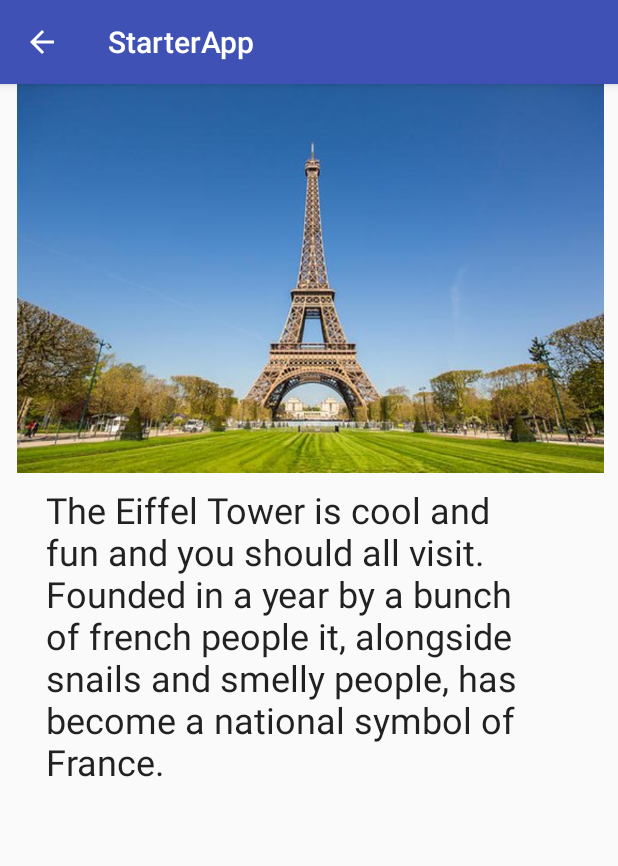
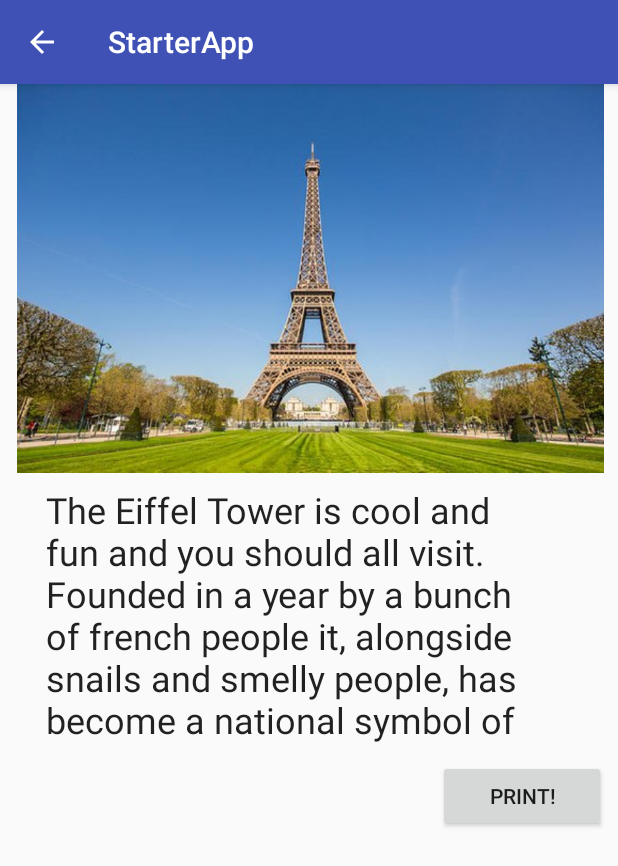
Before and after one commit to whalenda/frontendapp, an Android app: the PhotoActivity screen opened directly, with no data from a screen before it, on a phone screen of 412 x 824 dp. Shown: the top 866 px of the screen. Run offline under Robolectric (Android 15) with nearby library versions, the phone set to English and light mode, and no system bars.

Commit message:
Home screen

```diff
--- a/app/src/main/java/com/gulogulo/starterapp/PhotoActivity.java
+++ b/app/src/main/java/com/gulogulo/starterapp/PhotoActivity.java
@@ -1,7 +1,9 @@
 package com.gulogulo.starterapp;
 
+import android.content.Intent;
 import android.support.v7.app.AppCompatActivity;
 import android.os.Bundle;
+import android.view.View;
 
 public class PhotoActivity extends AppCompatActivity {
 
@@ -11,5 +13,9 @@ public class PhotoActivity extends AppCompatActivity {
         setContentView(R.layout.found_photo);
     }
 
-
+    public void gotodone(View view)
+    {
+        Intent intent = new Intent(PhotoActivity.this, info.class);
+        startActivity(intent);
+    }
 }
--- a/app/src/main/res/layout/found_photo.xml
+++ b/app/src/main/res/layout/found_photo.xml
@@ -18,7 +18,7 @@
     <TextView
         android:id="@+id/textView"
         android:layout_width="351dp"
-        android:layout_height="208dp"
+        android:layout_height="175dp"
         android:layout_marginEnd="8dp"
         android:layout_marginStart="8dp"
         android:layout_marginTop="8dp"
@@ -31,4 +31,15 @@
         app:layout_constraintStart_toStartOf="parent"
         app:layout_constraintTop_toBottomOf="@+id/imageView2" />
 
+    <Button
+        android:id="@+id/button3"
+        android:layout_width="112dp"
+        android:layout_height="wrap_content"
+        android:layout_marginEnd="8dp"
+        android:layout_marginTop="8dp"
+        android:onClick="gotodone"
+        android:text="Print!"
+        app:layout_constraintEnd_toEndOf="parent"
+        app:layout_constraintTop_toBottomOf="@+id/textView" />
+
 </android.support.constraint.ConstraintLayout>
```
